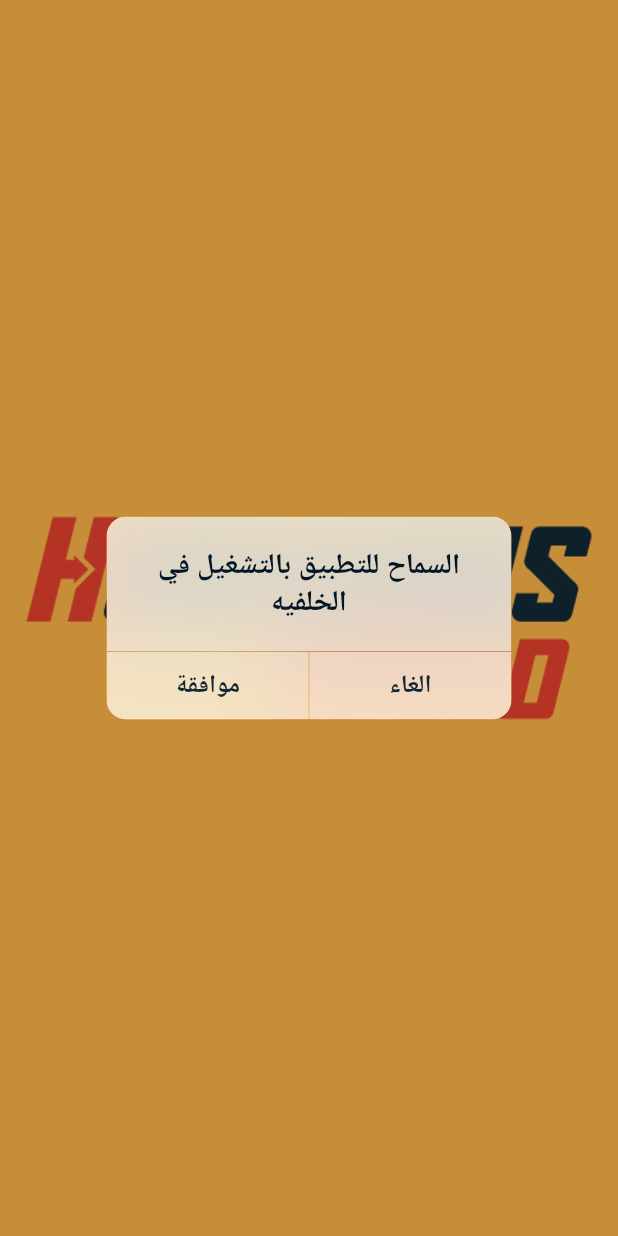
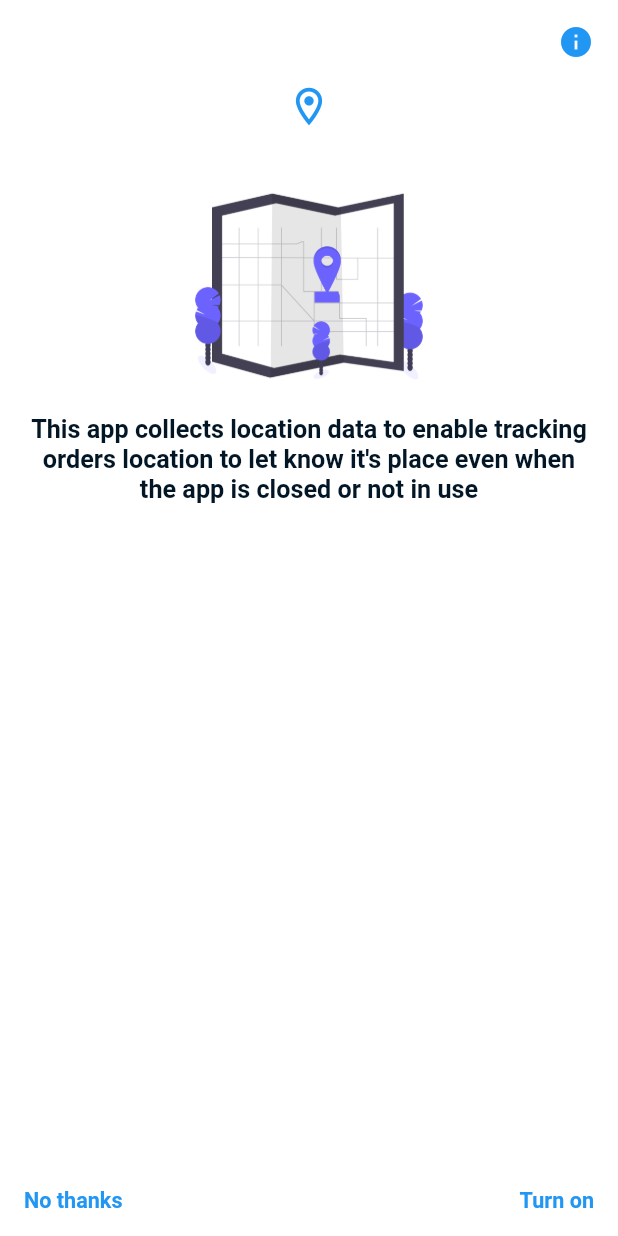
Before and after one commit to Horizons-Co/horizons-driver, a Flutter app: the screen it shows after launch, on a phone screen of 412 x 824 dp. Run offline on Flutter 3.47's test engine with Material 2 defaults, Android fonts, the light colour scheme and no system bars; drawn by our look-alikes of flutter_easyloading; our stand-ins replace audioplayers, auto_route, badges, bloc, bot_toast, cached_network_image and 21 more; missing offline and left inert: app_settings, background_locator, dio_http_cache, flutter_rounded_date_picker, location_permissions, onesignal_flutter and 1 more; accounts and stored records are empty; generated files the repository leaves out were written again; Roboto replaces fonts that are missing (Cairo).

Commit message:
add location permission

```diff
--- a/assets/langs/ar-EG.json
+++ b/assets/langs/ar-EG.json
@@ -92,5 +92,5 @@
   "cancel": "الغاء",
   "accept": "موافقة",
   "loginToFollow": "قم بتسجيل الدخول للمتابعة",
-  "acceptToUseBackgroundService": "السماح للتطبيق بالتشغيل في الخلفيه"
+  "acceptToUseBackgroundService": "السماح للتطبيق باستخدام معلومات الموقع لمتابعة الطلبات وتتبعها اذا كان التطبيق مغلق او في وضع الإستخدام"
 }
--- a/assets/langs/en-US.json
+++ b/assets/langs/en-US.json
@@ -92,7 +92,7 @@
   "cancel": "Cancel",
   "accept": "Accept",
   "loginToFollow": "Sign in to continue",
-  "acceptToUseBackgroundService": "Allow App to use background service"
+  "acceptToUseBackgroundService": "This app collects location data to enable tracking orders location to let know it's place even when the app is closed or not in use"
 
 
 
--- a/lib/driver/screens/home/HomeImports.dart
+++ b/lib/driver/screens/home/HomeImports.dart
@@ -22,14 +22,13 @@ import 'package:base_structure/general/constants/GlobalState.dart';
 import 'package:base_structure/general/constants/ModaLs/LoadingDialog.dart';
 import 'package:base_structure/general/constants/MyColors.dart';
 import 'package:base_structure/general/utilities/utils_functions/CustomOneSignal.dart';
-import 'package:base_structure/general/utilities/utils_functions/CustomePushNotification.dart';
 import 'package:base_structure/general/utilities/utils_functions/playSound.dart';
 import 'package:easy_localization/easy_localization.dart';
 import 'package:flutter/material.dart';
 import 'package:flutter_bloc/flutter_bloc.dart';
 import 'package:location_permissions/location_permissions.dart';
 import 'package:onesignal_flutter/onesignal_flutter.dart';
-
+import 'package:shared_preferences/shared_preferences.dart';
 
 part 'Home.dart';
 part 'HomeData.dart';
--- /dev/null
+++ b/lib/general/screens/location_premission/LocationPermission.dart
@@ -0,0 +1,118 @@
+part of "LocationPermissionImports.dart";
+
+class LocationPermission extends StatefulWidget {
+  @override
+  _LocationPermissionState createState() => _LocationPermissionState();
+}
+
+class _LocationPermissionState extends State<LocationPermission> {
+  final LocationPermissionData _locationPermissionData =
+      LocationPermissionData();
+  @override
+  Widget build(BuildContext context) {
+    return WillPopScope(
+      onWillPop: () async => false,
+      child: Scaffold(
+        backgroundColor: MyColors.white,
+        appBar: AppBar(
+          elevation: 0,
+          automaticallyImplyLeading: false,
+          centerTitle: true,
+          backgroundColor: MyColors.white,
+          leading: IconButton(
+            icon: Icon(
+              Icons.info,
+              color: Colors.blue,
+            ),
+            onPressed: () => Utils.launchURL(
+                url: "https://horizonsapp.sa/privacy-policy.html"),
+          ),
+        ),
+        body: BlocBuilder<GenericCubit<bool>, GenericState<bool>>(
+          cubit: _locationPermissionData.showReviewCubit,
+          builder: (_, state) {
+            if (state.data) {
+              return Column(
+                crossAxisAlignment: CrossAxisAlignment.center,
+                mainAxisAlignment: MainAxisAlignment.spaceBetween,
+                children: [
+                  Image.asset(
+                    Res.map,
+                    width: 72,
+                    height: 72,
+                  ),
+                  SizedBox(
+                    height: 10,
+                  ),
+                  MyText(
+                    title:
+                        "This app collects location data to enable tracking orders location to let know it's place even when the app is closed or not in use",
+                    size: 12,
+                    color: MyColors.black,
+                    alien: TextAlign.center,
+                  ),
+                ],
+              );
+            } else {
+              return ListView(
+                children: [
+                  Icon(
+                    Icons.location_on_outlined,
+                    size: 30,
+                    color: Colors.blue,
+                  ),
+                  SizedBox(
+                    height: 30,
+                  ),
+                  Image.asset(
+                    Res.map,
+                    width: 150,
+                    height: 150,
+                  ),
+                  SizedBox(
+                    height: 10,
+                  ),
+                  Padding(
+                    padding: const EdgeInsets.symmetric(horizontal: 16),
+                    child: MyText(
+                      title:
+                          "This app collects location data to enable tracking orders location to let know it's place even when the app is closed or not in use",
+                      size: 14,
+                      alien: TextAlign.center,
+                      color: MyColors.black,
+                    ),
+                  ),
+                ],
+              );
+            }
+          },
+        ),
+        bottomNavigationBar: Padding(
+          padding: const EdgeInsets.symmetric(horizontal: 16, vertical: 15),
+          child: Row(
+            mainAxisAlignment: MainAxisAlignment.spaceBetween,
+            children: [
+              InkWell(
+                onTap: () =>
+                    _locationPermissionData.acceptBackgroundLocation(context),
+                child: MyText(
+                  title: "Turn on",
+                  size: 12,
+                  color: Colors.blue,
+                ),
+              ),
+              InkWell(
+                onTap: () => ExtendedNavigator.of(context).push(Routes.login),
+                child: MyText(
+                  title: "No thanks",
+                  size: 12,
+                  color: Colors.blue,
+                ),
+              ),
+            ],
+          ),
+        ),
+      ),
+    );
+  }
+}
--- /dev/null
+++ b/lib/general/screens/location_premission/LocationPermissionData.dart
@@ -0,0 +1,17 @@
+part of "LocationPermissionImports.dart";
+
+class LocationPermissionData {
+  final GenericCubit<bool> showReviewCubit = GenericCubit<bool>(false);
+  void acceptBackgroundLocation(BuildContext context) async {
+    final SharedPreferences prefs = await SharedPreferences.getInstance();
+    final location = new Location();
+    bool permission = await Utils.askForPermission(location);
+    if (permission) {
+      await LocationPermissions().checkPermissionStatus();
+      prefs.setBool("acceptBackground", true);
+    } else {
+      prefs.setBool("acceptBackground", false);
+    }
+    ExtendedNavigator.of(context).push(Routes.login);
+  }
+}
--- a/lib/general/utilities/utils_functions/utils.dart
+++ b/lib/general/utilities/utils_functions/utils.dart
@@ -8,19 +8,6 @@ class Utils {
     String token = prefs.getString("deviceId");
     final String oneSignalUserId = prefs.getString("oneSignalUserId");
     GlobalState.instance.set("oneSignalUserId", oneSignalUserId);
-    final bool _acceptBackground = prefs.getBool("acceptBackground") ?? false;
-    if (!_acceptBackground) {
-      await LoadingDialog.showNotifyDialog(
-          context: context,
-          title: tr("acceptToUseBackgroundService"),
-          confirm: () {
-            prefs.setBool("acceptBackground", true);
-            Navigator.pop(context);
-          },
-          onCancel: () {
-            SystemNavigator.pop();
-          });
-    }
 
     if (strUser != null) {
       GlobalState.instance.set("token", token);
@@ -43,7 +30,7 @@ class Utils {
       }
     } else {
       changeLanguage("ar", context);
-      ExtendedNavigator.of(context).push(Routes.login);
+      ExtendedNavigator.of(context).push(Routes.locationPermission);
     }
   }
 
--- a/lib/main.dart
+++ b/lib/main.dart
@@ -5,7 +5,7 @@ import 'package:flutter/material.dart';
 import 'package:flutter_bloc/flutter_bloc.dart';
 import 'package:flutter_easyloading/flutter_easyloading.dart';
 import 'package:flutter_phoenix/flutter_phoenix.dart';
-import 'driver/screens/home/HomeImports.dart';
+
 import 'general/blocs/bloc_observer/BlocObserver.dart';
 import 'general/screens/splash/SplashImports.dart';
 import 'general/utilities/main_data/MainDataImports.dart';
@@ -31,8 +31,6 @@ class MyApp extends StatefulWidget {
 
 class _MyAppState extends State<MyApp> {
   final navigatorKey = new GlobalKey<NavigatorState>();
-
-
 
   @override
   Widget build(BuildContext context) {
@@ -62,6 +60,4 @@ class _MyAppState extends State<MyApp> {
       ),
     );
   }
-
-
 }
--- a/lib/res.dart
+++ b/lib/res.dart
@@ -29,4 +29,5 @@ class Res {
   static const String translation = "assets/images/translation.png";
   static const String wallet = "assets/images/wallet.png";
   static const String whats = "assets/images/whats.png";
+  static const String map = "assets/images/map.png";
 }
--- a/pubspec.yaml
+++ b/pubspec.yaml
@@ -15,7 +15,7 @@ publish_to: 'none' # Remove this line if you wish to publish to pub.dev
 # In iOS, build-name is used as CFBundleShortVersionString while build-number used as CFBundleVersion.
 # Read more about iOS versioning at
 # https://developer.apple.com/library/archive/documentation/General/Reference/InfoPlistKeyReference/Articles/CoreFoundationKeys.html
-version: 1.0.0+1
+version: 1.0.6+7
 
 environment:
   sdk: ">=2.7.0 <3.0.0"
@@ -134,6 +134,7 @@ flutter:
     - assets/images/success.png
     - assets/images/translation.png
     - assets/images/wallet.png
+    - assets/images/map.png
     - assets/images/whats.png
     - assets/langs/ar-EG.json
     - assets/langs/en-US.json
```
Also changed, not shown: lib/driver/screens/home/HomeData.dart (+58 -29 lines), lib/general/screens/location_premission/LocationPermissionImports.dart (added, +15 -0 lines), lib/general/utilities/routers/Router.dart (+21 -7 lines), assets/images/map.png (added), lib/general/utilities/routers/Router.gr.dart, 4 other files.
